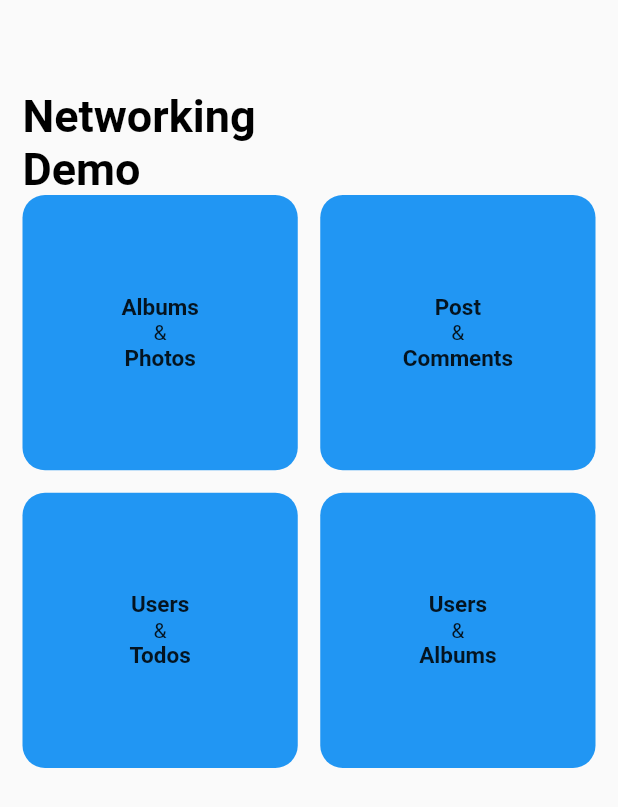
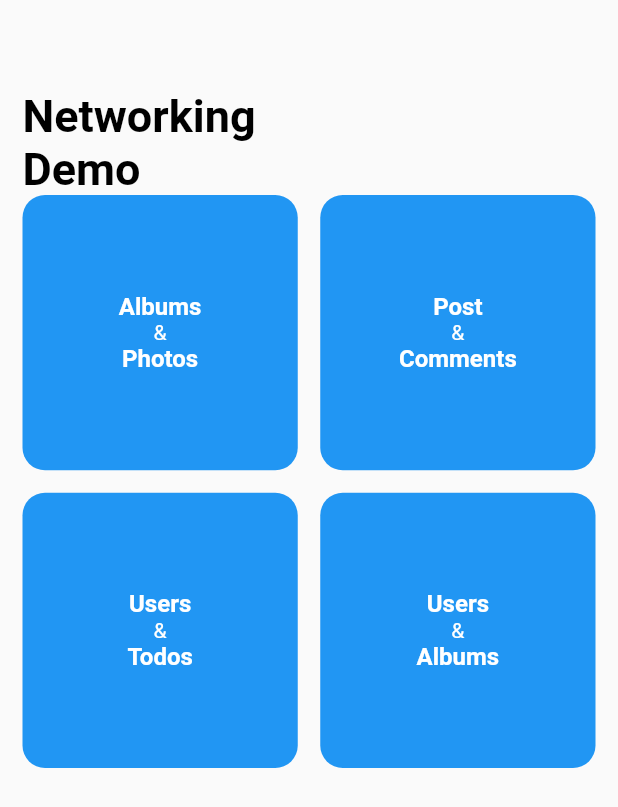
Before and after one commit to timilehinjegede/networking-demo, a Flutter app: the screen it shows after launch, on a phone screen of 412 x 824 dp. Shown: the top 807 px of the screen. Run offline on Flutter 3.47's test engine with Material 2 defaults, Android fonts, the phone set to English and light mode, and no system bars; our stand-ins replace flutter_spinkit.

Commit message:
Made little changes to the home screen

```diff
--- a/lib/components/griditem.dart
+++ b/lib/components/griditem.dart
@@ -5,7 +5,7 @@ class GridItem extends StatelessWidget {
   final String name0;
   final String name1;
 
-  final TextStyle myStyle = TextStyle(fontSize: 15, fontWeight: FontWeight.w600);
+  final TextStyle myStyle = TextStyle(fontSize: 16, fontWeight: FontWeight.w600, color: Colors.white,);
 
   GridItem({this.name0, this.name1,});
 
@@ -14,7 +14,7 @@ class GridItem extends StatelessWidget {
     return Container(
       decoration: BoxDecoration(
         borderRadius: BorderRadius.circular(15),
-        color: Colors.blue[500],
+        color: Colors.blue,
       ),
       height: 200,
       child: Column(
@@ -27,6 +27,7 @@ class GridItem extends StatelessWidget {
           ),
           Text(
             '&',
+            style: TextStyle(color: Colors.white,),
           ),
           Text(
             name1,
```
